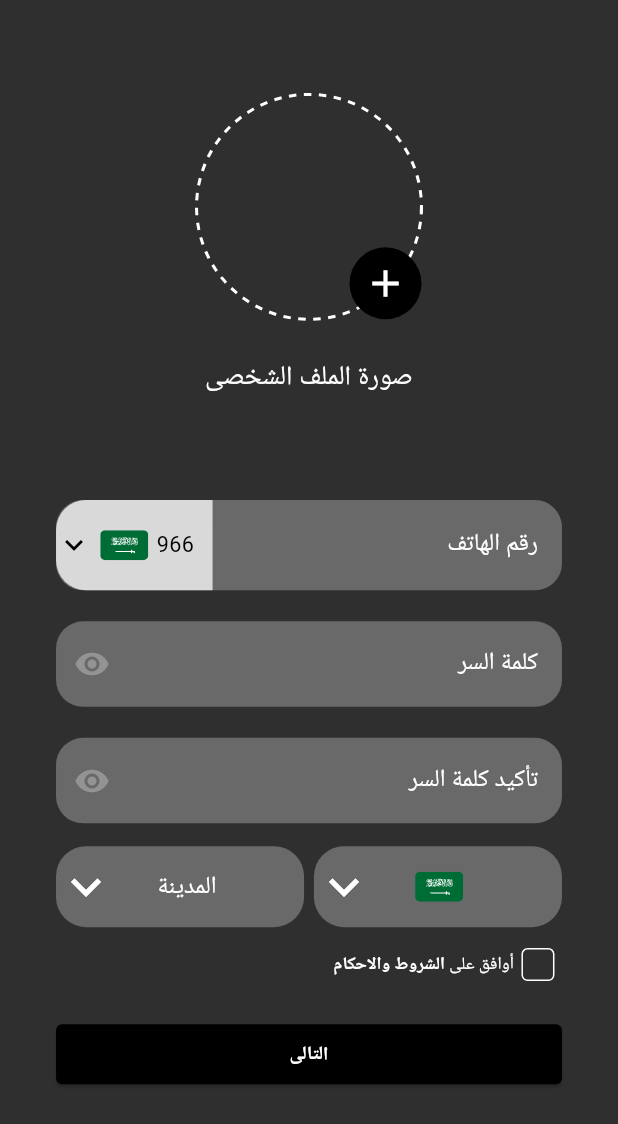
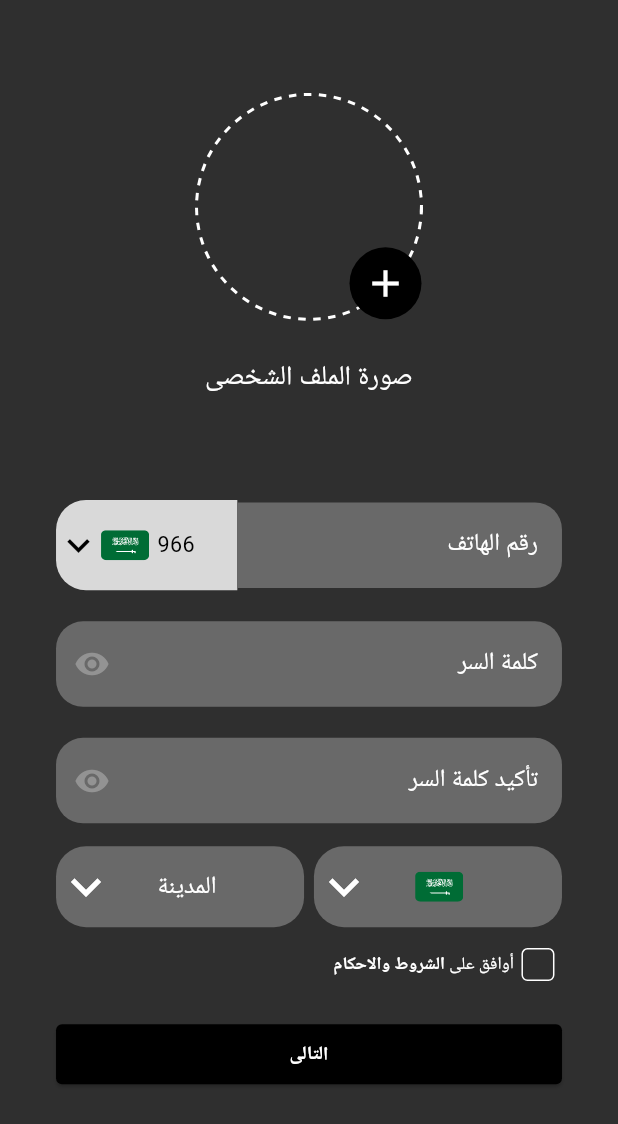
Before and after one commit to mohammedhedaya/-Sar-aat-Al-Tasweeq, a Flutter app: the SignUpProfileView screen opened by its route, on a phone screen of 412 x 824 dp. Shown: the top 1124 px of the screen. Run offline on Flutter 3.47's test engine with Material 3 defaults, Android fonts, the phone set to English and light mode, and no system bars; our stand-ins replace device_preview, flutter_bloc, flutter_screenutil, flutter_svg, go_router, pinput and 1 more; accounts and stored records are empty.

Commit message:
Refactor phone text field (SignUpProfileView)

```diff
--- a/lib/core/utils/assets.dart
+++ b/lib/core/utils/assets.dart
@@ -9,6 +9,10 @@ class Assets {
   /// Assets for imagesDark
   /// assets/images/dark.svg
   static const String imagesDark = "assets/images/dark.svg";
+
+  /// Assets for imagesEllipse4
+  /// assets/images/Ellipse4.svg
+  static const String imagesEllipse4 = "assets/images/Ellipse4.svg";
 
   /// Assets for imagesLight
   /// assets/images/light.svg
--- a/lib/features/auth/presentation/views/signup/sign_up_profile.dart
+++ b/lib/features/auth/presentation/views/signup/sign_up_profile.dart
@@ -55,11 +55,13 @@ class SignUpProfileView extends StatelessWidget {
                   style: AppStyles.style20W400,
                 ),
                 SizedBox(height: 75.h),
-                CustomAuthTextField(
-                  hintText: "رقم الهاتف",
-                  prefixIcon: Container(
-                    width: 95.w,
+                Row(
+                  children: [
+                    InkWell(
+                      onTap: () {},
+                      child: Container(
                         height: 67.h,
+                        width: 110.w,
                         decoration: const BoxDecoration(
                           color: Color(0xffD9D9D9),
                           borderRadius: BorderRadius.only(
@@ -72,8 +74,8 @@ class SignUpProfileView extends StatelessWidget {
                             const Icon(
                               Icons.keyboard_arrow_down,
                               color: AppColors.blackColor,
+                              size: 30,
                             ),
-                        SizedBox(width: 5.w),
                             SvgPicture.asset(
                               Assets.imagesSuadiFlag,
                             ),
@@ -87,6 +89,50 @@ class SignUpProfileView extends StatelessWidget {
                           ],
                         ),
                       ),
+                    ),
+                    Expanded(
+                      child: TextFormField(
+                        onChanged: (value) {},
+                        keyboardType: TextInputType.phone,
+                        cursorColor: AppColors.whiteColor,
+                        textAlign: TextAlign.right,
+                        style: const TextStyle(
+                          color: AppColors.whiteColor,
+                        ),
+                        validator: (value) {
+                          if (value == null || value.isEmpty) {
+                            return 'هذا الحقل مطلوب';
+                          }
+                          return null;
+                        },
+                        decoration: InputDecoration(
+                          errorStyle: const TextStyle(
+                            color: AppColors.whiteColor,
+                          ),
+                          errorBorder: OutlineInputBorder(
+                            borderRadius: BorderRadius.only(
+                              topRight: Radius.circular(20.r),
+                              bottomRight: Radius.circular(20.r),
+                            ),
+                            borderSide: const BorderSide(
+                              color: Colors.red,
+                            ),
+                          ),
+                          hintText: "رقم الهاتف",
+                          hintStyle: AppStyles.style18W400,
+                          filled: true,
+                          fillColor: AppColors.dimGray,
+                          border: OutlineInputBorder(
+                            borderRadius: BorderRadius.only(
+                              topRight: Radius.circular(20.r),
+                              bottomRight: Radius.circular(20.r),
+                            ),
+                            borderSide: BorderSide.none,
+                          ),
+                        ),
+                      ),
+                    ),
+                  ],
                 ),
                 SizedBox(height: 23.h),
                 CustomAuthTextField(
--- a/lib/features/auth/presentation/views/signup/sign_up_view.dart
+++ b/lib/features/auth/presentation/views/signup/sign_up_view.dart
@@ -10,7 +10,6 @@ class SignUpView extends StatelessWidget {
   Widget build(BuildContext context) {
     return Scaffold(
       resizeToAvoidBottomInset: false,
-      backgroundColor: AppColors.darkGray,
       appBar: AppBar(
         backgroundColor: AppColors.whiteColor,
         elevation: 0,
```
Also changed, not shown: assets/images/Ellipse4.svg (added). Lines whose indentation alone changed are shown as unchanged.
